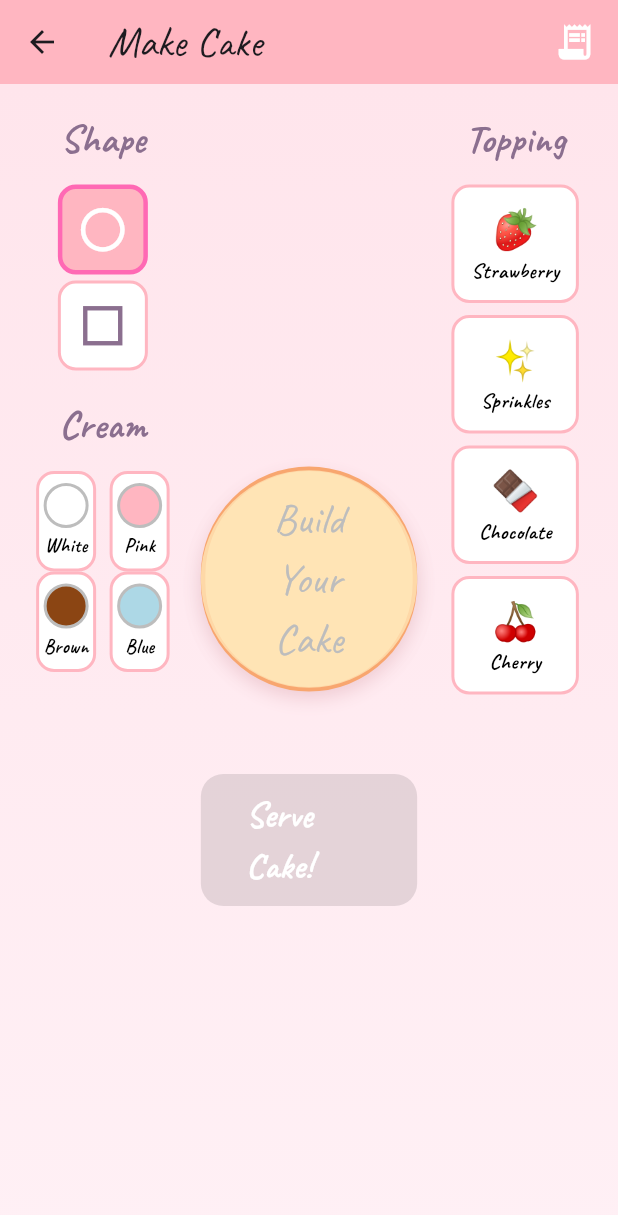
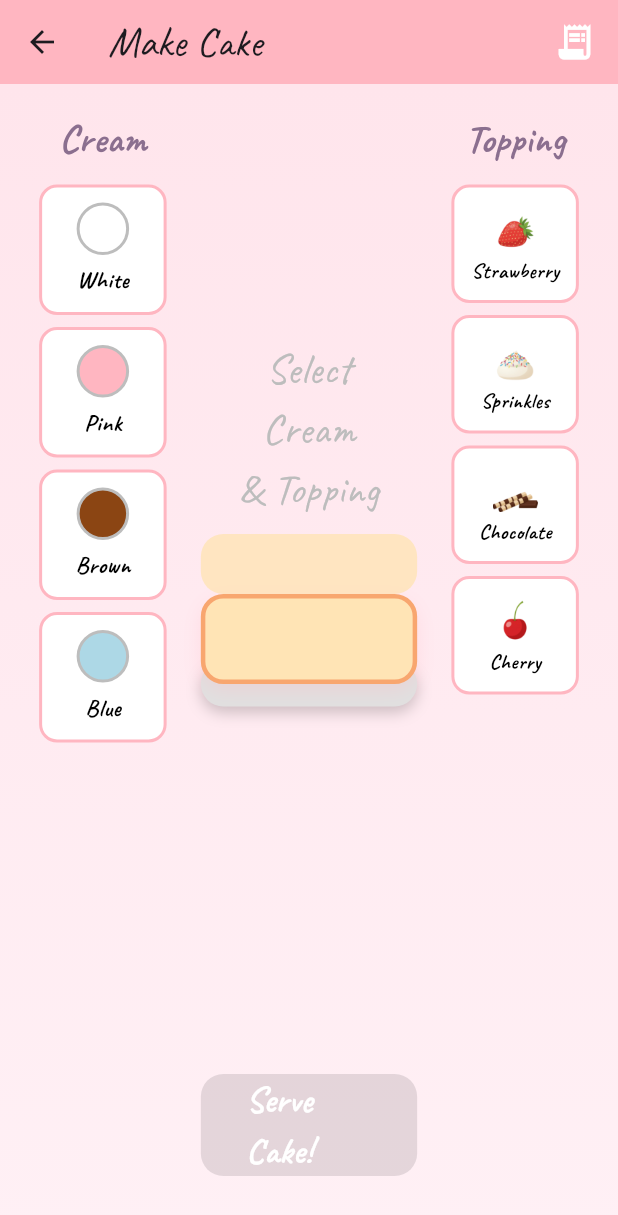
Before and after one commit to Iris-XIII/CS407-Dessert-Delivery-Dash, a Flutter app: the CakeGameScreen screen opened directly with empty values, on a phone screen of 412 x 824 dp. Shown: the top 1215 px of the screen. Run offline on Flutter 3.47's test engine with Material 3 defaults, Android fonts, the phone set to English and light mode, and no system bars.

Commit message:
add image and finished checkpoint two

```diff
--- a/lib/models/recipe.dart
+++ b/lib/models/recipe.dart
@@ -14,20 +14,17 @@ class Recipe {
 }
 
 class CakeRecipe {
-  final String baseShape;  // 'round', 'square'
-  final String creamColor; // 'white', 'pink', 'brown'
-  final String topping;    // 'strawberry', 'sprinkles', 'chocolate'
+  final String creamColor; // 'white', 'pink', 'brown', 'blue'
+  final String topping;    // 'strawberry', 'sprinkles', 'chocolate', 'cherry'
 
   CakeRecipe({
-    required this.baseShape,
     required this.creamColor,
     required this.topping,
   });
 
   // Check if two recipes match
   bool matches(CakeRecipe other) {
-    return baseShape == other.baseShape &&
-        creamColor == other.creamColor &&
+    return creamColor == other.creamColor &&
         topping == other.topping;
   }
 }
--- a/lib/screens/kitchen_screen.dart
+++ b/lib/screens/kitchen_screen.dart
@@ -55,26 +55,22 @@ class _KitchenScreenState extends State<KitchenScreen> {
     super.dispose();
   }
 
-  // Helper widget for the clickable cake image/button (now purely an icon with tap functionality)
+  // Helper widget for the clickable cake image/button (now uses cake.png)
   Widget _buildCakeButton({required VoidCallback onTap}) {
     return GestureDetector(
       onTap: onTap,
       child: Container(
-        // Retaining dimensions for tap target size, but removing visual decoration
+        // Retaining dimensions for tap target size
         width: 65,
         height: 65,
-        // Removed decoration (color, borderRadius, boxShadow) to make it look like just a picture/icon
-        child: Column(
-          mainAxisAlignment: MainAxisAlignment.center,
-          children: [
-            // Placeholder for the actual cake icon/image
-            Icon(
-              Icons.cake,
-              size: 30,
-              color: Color(0xFFFF69B4), // Hot pink color
-            ),
-            // Removed the "Make Cake" text as requested for a small icon
-          ],
+        child: Center(
+          // Replaced Icon with the Image.asset using the new asset path
+          child: Image.asset(
+            'assets/images/cake.png',
+            width: 60, // Image size slightly smaller than container for padding
+            height: 60,
+            fit: BoxFit.contain,
+          ),
         ),
       ),
     );
@@ -101,10 +97,10 @@ class _KitchenScreenState extends State<KitchenScreen> {
                 Container(
                   padding: const EdgeInsets.symmetric(horizontal: 20, vertical: 15),
                   decoration: BoxDecoration(
-                    color: Colors.white.withOpacity(0.85),
+                    color: Colors.white.withValues(alpha: 0.85),
                     boxShadow: [
                       BoxShadow(
-                        color: Colors.black.withOpacity(0.1),
+                        color: Colors.black.withValues(alpha: 0.1),
                         blurRadius: 5,
                         offset: Offset(0, 2),
                       ),
@@ -205,7 +201,6 @@ class _KitchenScreenState extends State<KitchenScreen> {
                       onTap: () async {
                         // TODO placeholder to actual order from customer
                         final order = CakeRecipe(
-                          baseShape: 'round',
                           creamColor: 'pink',
                           topping: 'strawberry',
                         );
@@ -246,7 +241,7 @@ class _KitchenScreenState extends State<KitchenScreen> {
         borderRadius: BorderRadius.circular(10),
         boxShadow: [
           BoxShadow(
-            color: Colors.black,
+            color: Colors.black.withValues(alpha: 0.3),
             blurRadius: 4,
             offset: Offset(0, 2),
           ),
--- a/lib/screens/miniGames/cake.dart
+++ b/lib/screens/miniGames/cake.dart
@@ -15,15 +15,23 @@ class CakeGameScreen extends StatefulWidget {
 
 class _CakeGameScreenState extends State<CakeGameScreen>
     with TickerProviderStateMixin {
-  String? selectedShape = 'round'; // Default shape
+  // Removed selectedShape
   String? selectedCream;
   String? selectedTopping;
+
+  // Asset paths mapping for toppings (Re-integrated for image assets)
+  final Map<String, String> _toppingAssetPaths = const {
+    'strawberry': 'assets/images/strawberry.png',
+    'sprinkles': 'assets/images/sprinkles.png',
+    'chocolate': 'assets/images/chocolate.png',
+    'cherry': 'assets/images/cherry.png',
+  };
 
   // Animations
   late AnimationController creamController;
   late AnimationController toppingController;
 
-  final Color _baseCakeColor = Color(0xFFFFE4B5); // Fixed cake color (Beige)
+  final Color _baseCakeColor = Color(0xFFFFE4B5);
 
   @override
   void initState() {
@@ -47,20 +55,21 @@ class _CakeGameScreenState extends State<CakeGameScreen>
     super.dispose();
   }
 
-  bool get isComplete => selectedShape != null && selectedCream != null && selectedTopping != null;
+  // Updated: Only checks cream and topping
+  bool get isComplete => selectedCream != null && selectedTopping != null;
 
   void _submitCake() {
     if (!isComplete) return;
 
+    // Updated: CakeRecipe no longer requires baseShape
     final playerRecipe = CakeRecipe(
-      baseShape: selectedShape!,
       creamColor: selectedCream!,
       topping: selectedTopping!,
     );
 
     final isCorrect = widget.targetRecipe.matches(playerRecipe);
 
-    // CHANGE HERE: Navigate directly to the customer reception page,
+    // Navigate directly to the customer reception page,
     // passing the result as an argument, and replace the current screen.
     Navigator.pushReplacementNamed(
       context,
@@ -69,10 +78,9 @@ class _CakeGameScreenState extends State<CakeGameScreen>
     );
   }
 
-  // ACTION 2: Custom handler for the AppBar back button/gesture
+  // Custom handler for the AppBar back button/gesture
   void _handleBackToKitchen() {
     // Navigates back to the Kitchen screen (without returning a result)
-    // We use Navigator.pop() as the KitchenScreen is the previous route.
     Navigator.pop(context);
   }
 
@@ -89,51 +97,6 @@ class _CakeGameScreenState extends State<CakeGameScreen>
       default:
         return Color(0xFFFFE4B5);
     }
-  }
-
-  BorderRadius _getShapeBorderRadius(String shape) {
-    switch (shape) {
-      case 'square':
-        return BorderRadius.circular(25.0);
-      case 'round':
-      default:
-        return BorderRadius.circular(900.0);
-    }
-  }
-
-  // --- UPDATED _shapeOption widget (Slightly larger to match others) ---
-  Widget _shapeOption(String value, IconData icon) {
-    bool isSelected = selectedShape == value;
-
-    return GestureDetector(
-      onTap: () {
-        setState(() => selectedShape = value);
-      },
-      child: Container(
-        width: 60,
-        height: 60,
-        padding: EdgeInsets.symmetric(vertical: 4, horizontal: 4), // Added padding for consistency
-        margin: EdgeInsets.symmetric(horizontal: 4.0),
-        decoration: BoxDecoration(
-          color: isSelected ? Color(0xFFFFB6C1) : Colors.white,
-          borderRadius: BorderRadius.circular(12),
-          border: Border.all(
-            color: isSelected ? Color(0xFFFF69B4) : Color(0xFFFFB6C1),
-            width: isSelected ? 3 : 2,
-          ),
-        ),
-        child: Column( // Wrapped icon in Column to center vertically with potential text if needed
-          mainAxisAlignment: MainAxisAlignment.center,
-          children: [
-            Icon(
-              icon,
-              size: 35, // Slightly larger icon for better visibility
-              color: isSelected ? Colors.white : Color(0xFF8B6F8F),
-            ),
-          ],
-        ),
-      ),
-    );
   }
 
   void _showOrderModal() {
@@ -167,7 +130,8 @@ class _CakeGameScreenState extends State<CakeGameScreen>
                   border: Border.all(color: Color(0xFFFFB6C1), width: 2),
                 ),
                 child: Text(
-                  '${_formatName(widget.targetRecipe.baseShape)} Cake\n${_formatName(widget.targetRecipe.creamColor)} Cream + ${_formatName(widget.targetRecipe.topping)}',
+                  // Updated modal text to remove shape reference
+                  '${_formatName(widget.targetRecipe.creamColor)} Cream Cake + ${_formatName(widget.targetRecipe.topping)} Topping',
                   textAlign: TextAlign.center,
                   style: TextStyle(
                     fontFamily: 'Caveat',
@@ -203,8 +167,8 @@ class _CakeGameScreenState extends State<CakeGameScreen>
         onTap: onPressed,
         child: Icon(
           icon,
-          size: 28, // Slightly larger size for better tap target visibility
-          color: Colors.white, // Color to match the rest of the AppBar
+          size: 28,
+          color: Colors.white,
         ),
       ),
     );
@@ -243,34 +207,16 @@ class _CakeGameScreenState extends State<CakeGameScreen>
           ),
           child: Row(
             mainAxisAlignment: MainAxisAlignment.center,
+            crossAxisAlignment: CrossAxisAlignment.stretch, // STRETCHES children vertically
             children: [
-              // LEFT: SHAPE AND CREAM OPTIONS
+              // LEFT: CREAM OPTIONS
               Container(
                 width: MediaQuery.of(context).size.width * 0.22,
                 padding: const EdgeInsets.symmetric(vertical: 10.0),
                 child: Column(
                   mainAxisAlignment: MainAxisAlignment.start,
                   children: [
-                    // 1. SHAPE OPTIONS
-                    Column(
-                      mainAxisSize: MainAxisSize.min,
-                      children: [
-                        _buildSectionTitle('Shape'),
-                        SizedBox(height: 8),
-                        Wrap(
-                          alignment: WrapAlignment.center,
-                          spacing: 4.0,
-                          runSpacing: 4.0,
-                          children: [
-                            _shapeOption('round', Icons.circle_outlined),
-                            _shapeOption('square', Icons.square_outlined),
-                          ],
-                        ),
-                      ],
-                    ),
-                    SizedBox(height: 10),
-
-                    // 2. CREAM COLOR OPTIONS (1*4 Layout)
+                    // CREAM COLOR OPTIONS
                     Column(
                       mainAxisSize: MainAxisSize.min,
                       children: [
@@ -278,7 +224,8 @@ class _CakeGameScreenState extends State<CakeGameScreen>
                         SizedBox(height: 8),
                         Wrap(
                           alignment: WrapAlignment.center,
-                          spacing: 9.0,
+                          spacing: 8.0,
+                          runSpacing: 8.0,
                           children: [
                             _creamOption('white', 'White', Colors.white),
                             _creamOption('pink', 'Pink', Color(0xFFFFB6C1)),
@@ -298,36 +245,90 @@ class _CakeGameScreenState extends State<CakeGameScreen>
               Container(
                 width: MediaQuery.of(context).size.width * 0.35,
                 child: Column(
-                  mainAxisAlignment: MainAxisAlignment.center,
+                  // Use Spacers to manage vertical positioning
+                  mainAxisAlignment: MainAxisAlignment.start,
+
                   children: [
+                    // Pushes the cake stack down into the center
+                    const Spacer(),
+
+                    // Cake Stack (The actual cake drawing)
                     Stack(
                       alignment: Alignment.center,
                       clipBehavior: Clip.none,
                       children: [
-                        // 1. Plate
-                        Container(
-                          width: 220,
-                          height: 220,
+                        Transform.translate(
+                          // plate position
+                          offset: const Offset(0, 70),
+                          child: Container(
+                            width: 250,
+                            height: 30,
                             decoration: BoxDecoration(
-                            shape: BoxShape.circle,
-                            color: Colors.grey.shade200,
-                            border: Border.all(color: Colors.grey.shade400, width: 1),
+                              color: Colors.grey.shade300,
+                              borderRadius: BorderRadius.circular(15),
                               boxShadow: [
                                 BoxShadow(
-                                color: Colors.black.withOpacity(0.1),
-                                blurRadius: 10,
-                                offset: Offset(0, 5),
+                                  color: Colors.black.withValues(alpha: 0.2),
+                                  blurRadius: 8,
+                                  offset: Offset(0, 4),
                                 ),
                               ],
                             ),
                           ),
+                        ),
 
-                        // 2. Base cake (Removed pink border)
+                        // Cake layers (Base and Cream stacked vertically)
+                        Transform.translate(
+                          // cake position
+                          offset: const Offset(0, -30),
+                          child: Column(
+                            mainAxisSize: MainAxisSize.min,
+                            children: [
+                              // topping position
+                              SizedBox(
+                                height: 100,
+                                child: selectedTopping != null
+                                    ? AnimatedBuilder(
+                                  animation: toppingController,
+                                  builder: (context, child) {
+                                    // Localized drop animation relative to the 50px box's top edge
+                                    final dropHeight = 80.0;
+                                    return Transform.translate(
+                                      offset: Offset(
+                                        0,
+                                        -dropHeight + dropHeight * toppingController.value,
+                                      ),
+                                      child: child,
+                                    );
+                                  },
+                                  // The child is now the visually styled topping preview
+                                  child: _buildToppingPreview(selectedTopping!),
+                                )
+                                    : const SizedBox.shrink(), // Takes up the 50px space when not visible
+                              ),
+
+
+                              // 3. Cream layer
+                              AnimatedContainer(
+                                duration: Duration(milliseconds: 400),
+                                curve: Curves.easeOut,
+                                width: 160,
+                                height: 40,
+                                decoration: BoxDecoration(
+                                  borderRadius: BorderRadius.circular(15.0),
+                                  color: selectedCream != null
+                                      ? _creamToColor(selectedCream)
+                                      : _baseCakeColor.withValues(alpha: 0.8),
+                                  boxShadow: selectedCream != null ? [BoxShadow(color: Colors.black12, blurRadius: 2, offset: Offset(0, 1))] : null,
+                                ),
+                              ),
+
+                              // 2. Base cake
                               Container(
-                          width: 150,
-                          height: 150,
+                                width: 170,
+                                height: 60,
                                 decoration: BoxDecoration(
-                            borderRadius: _getShapeBorderRadius(selectedShape ?? 'round'),
+                                  borderRadius: BorderRadius.circular(15.0),
                                   color: _baseCakeColor,
                                   border: Border.all(
                                       color: Color(0xFFF8A66F),
@@ -335,48 +336,29 @@ class _CakeGameScreenState extends State<CakeGameScreen>
                                   ),
                                   boxShadow: [
                                     BoxShadow(
-                                color: Color(0xFFFFB6C1).withOpacity(0.3),
+                                      color: Color(0xFFFFB6C1).withValues(alpha: 0.3),
                                       blurRadius: 10,
                                       offset: Offset(0, 5),
                                     ),
                                   ],
                                 ),
                               ),
-
-                        // 3. Cream layer
-                        AnimatedContainer(
-                          duration: Duration(milliseconds: 400),
-                          width: 145,
-                          height: 145,
-                          decoration: BoxDecoration(
-                            borderRadius: _getShapeBorderRadius(selectedShape ?? 'round'),
-                            color: selectedCream != null
-                                ? _creamToColor(selectedCream)
-                                : _baseCakeColor.withOpacity(0.8),
+                            ],
                           ),
                         ),
 
-                        // 5. Topping animation
-                        if (selectedTopping != null)
-                          AnimatedBuilder(
-                            animation: toppingController,
-                            builder: (context, child) {
-                              return Transform.translate(
-                                offset: Offset(
-                                  0,
-                                  -100 + 100 * toppingController.value,
-                                ),
-                                child: child,
-                              );
-                            },
-                            child: _buildToppingPreview(selectedTopping!),
-                          ),
-
-                        // 6. Placeholder text
-                        if (selectedCream == null)
-                          Center(
+                        // 6. Placeholder text (ADJUSTED POSITION)
+                        Transform.translate(
+                          // Adjusted offset to position the text above the cake layers (around -100)
+                          offset: const Offset(0, -100),
+                          child: Opacity(
+                            // Logic: Show only if BOTH cream and topping are null. Hides on the first selection.
+                            opacity: (selectedCream == null && selectedTopping == null) ? 1.0 : 0.0,
+                            child: IgnorePointer(
+                              // Prevent clicks on the hidden text
+                              ignoring: selectedCream != null || selectedTopping != null,
                               child: Text(
-                              'Build\nYour\nCake',
+                                'Select\nCream\n& Topping',
                                 textAlign: TextAlign.center,
                                 style: TextStyle(
                                   fontFamily: 'Caveat',
@@ -385,17 +367,20 @@ class _CakeGameScreenState extends State<CakeGameScreen>
                                 ),
                               ),
                             ),
+                          ),
+                        ),
                       ],
                     ),
 
-                    SizedBox(height: 20),
+                    // Pushes the cake up and the button down
+                    const Spacer(),
 
                     // Submit button
                     ElevatedButton(
                       onPressed: isComplete ? _submitCake : null,
                       style: ElevatedButton.styleFrom(
                         backgroundColor: isComplete ? Color(0xFF87D68D) : Colors.grey,
-                        padding: EdgeInsets.symmetric(horizontal: 30, vertical: 10),
+                        padding: EdgeInsets.symmetric(horizontal: 30),
                         shape: RoundedRectangleBorder(
                           borderRadius: BorderRadius.circular(15),
                         ),
@@ -410,6 +395,9 @@ class _CakeGameScreenState extends State<CakeGameScreen>
                         ),
                       ),
                     ),
+
+                    // Add some necessary padding from the bottom edge
+                    SizedBox(height: 40),
                   ],
                 ),
               ),
@@ -430,10 +418,10 @@ class _CakeGameScreenState extends State<CakeGameScreen>
                       spacing: 8.0,
                       runSpacing: 8.0,
                       children: [
-                        _toppingOption('strawberry', 'Strawberry', '🍓'),
-                        _toppingOption('sprinkles', 'Sprinkles', '✨'),
-                        _toppingOption('chocolate', 'Chocolate', '🍫'),
-                        _toppingOption('cherry', 'Cherry', '🍒'),
+                        _toppingOption('strawberry', 'Strawberry'),
+                        _toppingOption('sprinkles', 'Sprinkles'),
+                        _toppingOption('chocolate', 'Chocolate'),
+                        _toppingOption('cherry', 'Cherry'),
                       ],
                     ),
                   ],
@@ -461,6 +449,7 @@ class _CakeGameScreenState extends State<CakeGameScreen>
     );
   }
 
+  // Updated: width changed from 40 to 85, padding and font size adjusted to match _toppingOption
   Widget _creamOption(String value, String label, Color color) {
     bool isSelected = selectedCream == value;
 
@@ -470,8 +459,8 @@ class _CakeGameScreenState extends State<CakeGameScreen>
         creamController.forward(from: 0);
       },
       child: Container(
-        width: 40, // Reduced width
-        padding: EdgeInsets.symmetric(vertical: 6, horizontal: 1), // Reduced padding
+        width: 85, // Matched topping width
+        padding: EdgeInsets.symmetric(vertical: 10, horizontal: 8), // Matched topping padding
         decoration: BoxDecoration(
           color: isSelected ? Color(0xFFFFB6C1) : Colors.white,
           borderRadius: BorderRadius.circular(12),
@@ -483,20 +472,20 @@ class _CakeGameScreenState extends State<CakeGameScreen>
         child: Column(
           children: [
             Container(
-              width: 30,
-              height: 30,
+              width: 35,
+              height: 35,
               decoration: BoxDecoration(
                 color: color,
                 shape: BoxShape.circle,
                 border: Border.all(color: Colors.grey.shade400, width: 2),
               ),
             ),
-            SizedBox(height: 2),
+            SizedBox(height: 5), // Adjusted spacing
             Text(
               label,
               style: TextStyle(
                 fontFamily: 'Caveat',
-                fontSize: 13, // Reduced font size
+                fontSize: 16, // Adjusted font size
                 fontWeight: FontWeight.bold,
                 color: isSelected ? Colors.white : Colors.black,
               ),
@@ -507,8 +496,10 @@ class _CakeGameScreenState extends State<CakeGameScreen>
     );
   }
 
-  Widget _toppingOption(String value, String label, String emoji) {
+  // Retained _toppingOption, as it already had width: 85
+  Widget _toppingOption(String value, String label) {
     bool isSelected = selectedTopping == value;
+    final assetPath = _toppingAssetPaths[value]; // Get the asset path
 
     return GestureDetector(
       onTap: () {
@@ -532,7 +523,9 @@ class _CakeGameScreenState extends State<CakeGameScreen>
               width: 35,
               height: 35,
               alignment: Alignment.center,
-              child: Text(emoji, style: TextStyle(fontSize: 26)),
+              child: assetPath != null
+                  ? Image.asset(assetPath, width: 30, height: 30) // Display the image asset
+                  : Text('?'), // Fallback if path is missing
             ),
             Text(
               label,
@@ -549,14 +542,22 @@ class _CakeGameScreenState extends State<CakeGameScreen>
     );
   }
 
+  // Returns Image.asset for the main preview
   Widget _buildToppingPreview(String topping) {
-    String emoji;
-    if (topping == 'strawberry') emoji = '🍓';
-    else if (topping == 'sprinkles') emoji = '✨';
-    else if (topping == 'chocolate') emoji = '🍫';
-    else emoji = '🍒';
+    final assetPath = _toppingAssetPaths[topping];
 
-    return Text(emoji, style: TextStyle(fontSize: 45));
+    if (assetPath == null) return const SizedBox.shrink();
+
+    // The topping is reduced in size and slightly offset to sit nicely on the top edge
+    return Transform.translate(
+      offset: const Offset(0, 30),
+      child: Image.asset(
+        assetPath,
+        width: 50,
+        height: 50,
+        fit: BoxFit.contain,
+      ),
+    );
   }
 
   String _formatName(String name) {
```
Also changed, not shown: assets/images/cake.png (added), assets/images/cherry.png (added), assets/images/chocolate.png (added), assets/images/sprinkles.png (added), assets/images/strawberry.png (added). Lines whose indentation alone changed are shown as unchanged.
